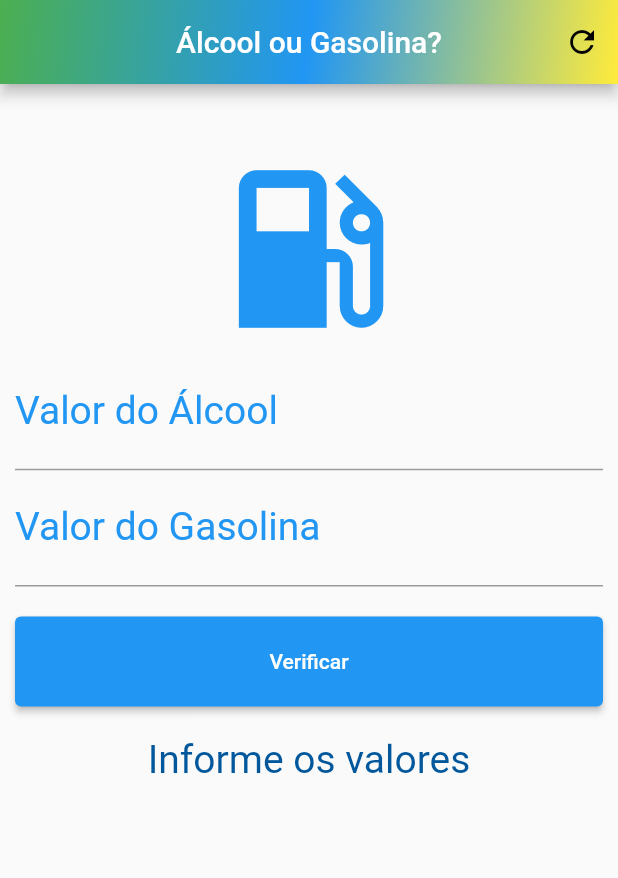
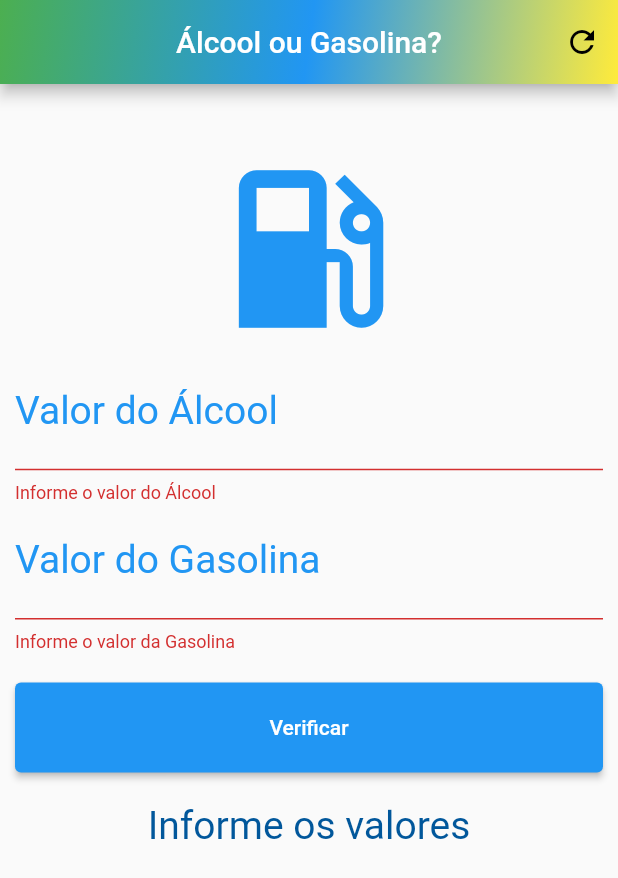
Before and after one commit to Leandrors91/2021-2_terca_manha, a Flutter app: the screen it shows after launch, after a tap on "Verificar", on a phone screen of 412 x 824 dp. Shown: the top 878 px of the screen. Run offline on Flutter 3.47's test engine with Material 2 defaults, Android fonts, the phone set to English and light mode, and no system bars.

Commit message:
Update main.dart

```diff
--- a/alcool_gasolina/lib/main.dart
+++ b/alcool_gasolina/lib/main.dart
@@ -16,9 +16,11 @@
 
 class _HomeState extends State<Home> {
 
+  //variáveis úteis para o App (globais):
   TextEditingController alcoolController = TextEditingController();
   TextEditingController gasolinaController = TextEditingController();
   String _resultado = "Informe os valores";
+  final GlobalKey<FormState> _formKey = GlobalKey<FormState>();
 
   void _calculaCombustivelIdeal() {
     double vAlcool = double.parse(alcoolController.text.replaceAll(',', '.'));
@@ -33,8 +35,17 @@
 
     setState(() {
       _resultado = (proporcao < 0.7) ? "Abasteça com Álcool" : "Abasteça com Gasoina";
+      FocusScope.of(context).unfocus(); //abaixar o teclado
     });
+  }
 
+  void _reset() {
+    setState(() {
+      alcoolController.text = "";
+      gasolinaController.text = "";
+      _resultado = "Informe os valores";
+      FocusScope.of(context).unfocus(); //abaixar o teclado
+    });
   }
 
   @override
@@ -45,7 +56,7 @@
         title: const Text("Álcool ou Gasolina?"),
         actions: [
           IconButton(
-            onPressed: () {},
+            onPressed: () => _reset(),
             icon: const Icon(Icons.refresh),
             color: Colors.black,
           )
@@ -58,6 +69,8 @@
       ),
       body: SingleChildScrollView(
         padding: const EdgeInsets.fromLTRB(10.0, 0, 10.0, 0),
+        child: Form(
+          key: _formKey,
           child: Column (
             crossAxisAlignment: CrossAxisAlignment.stretch,
             children: [
@@ -69,6 +82,7 @@
               ),
               TextFormField(
                 controller: alcoolController,
+                validator: (value) => value!.isEmpty ? "Informe o valor do Álcool" : null,
                 keyboardType: const TextInputType.numberWithOptions(
                     decimal: true, signed: false),
                 textAlign: TextAlign.center,
@@ -80,6 +94,7 @@
               ),
               TextFormField(
                 controller: gasolinaController,
+                validator: (value) => value!.isEmpty ? "Informe o valor da Gasolina" : null,
                 keyboardType: const TextInputType.numberWithOptions(
                     decimal: true,
                     signed: false
@@ -97,7 +112,9 @@
                   height: 60.0,
                   child: ElevatedButton( //PARAMOS AQUI
                     onPressed: () {
+                      if(_formKey.currentState!.validate()) {
                         _calculaCombustivelIdeal();
+                      }
                     },
                     child: const Text("Verificar"),
                   )
@@ -113,6 +130,7 @@
             ],
           ),
         ),
+      ),
     );
   }
 }
```
Lines whose indentation alone changed are shown as unchanged.
